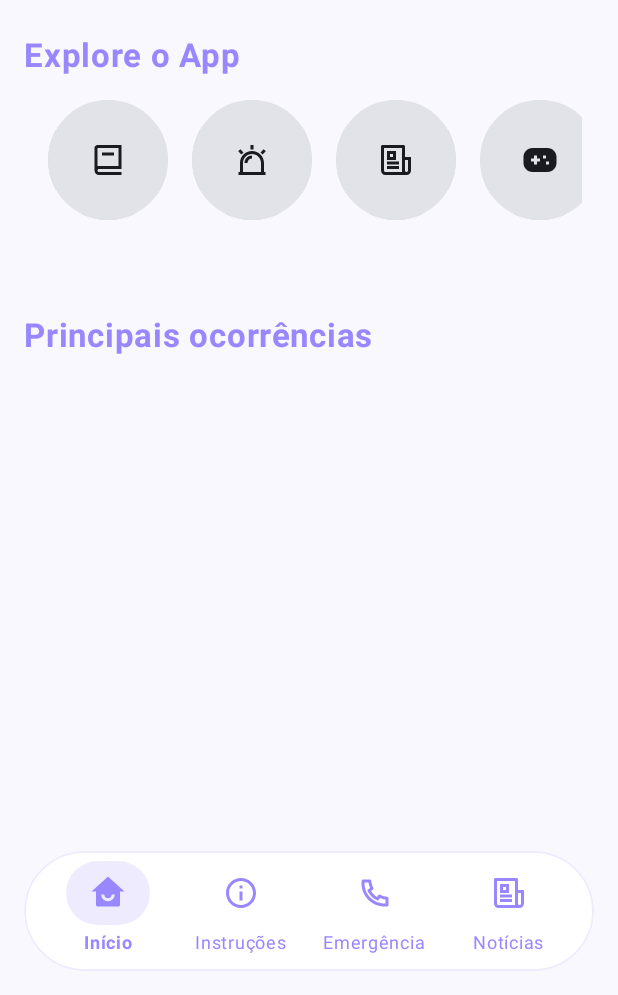
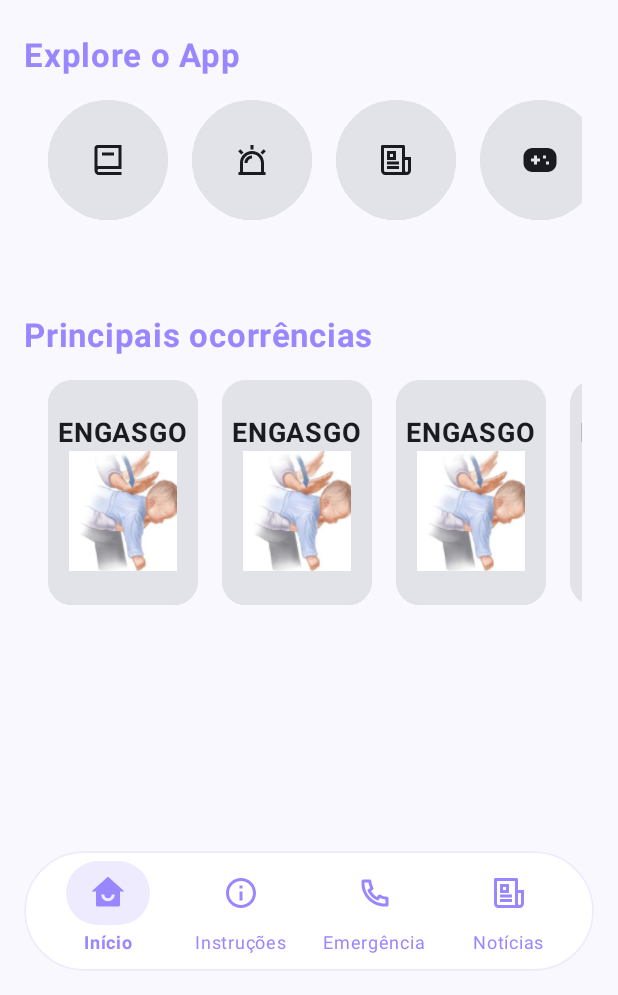
Before and after one commit to leandroroberto/kidsafeguard, an Android app built with Jetpack Compose: the screen it shows after launch (MainActivity), on a phone screen of 412 x 824 dp, the part 241-1236 px from its top. Run offline under Robolectric (Android 15) with nearby library versions, the phone set to English and light mode, and no system bars.

Commit message:
Criado a seção de principais ocorrências

```diff
--- a/app/src/main/java/com/leandrodev/kidsafeguardapp/data/model/CardPrimeirasOcorrencias.kt
+++ /dev/null
@@ -1,6 +0,0 @@
-package com.leandrodev.kidsafeguardapp.data.model
-
-data class CardPrimeirasOcorrencias(
-    val title: String,
-    val image: Int,
-)
--- /dev/null
+++ b/app/src/main/java/com/leandrodev/kidsafeguardapp/data/model/CardPrincipaisOcorrencias.kt
@@ -0,0 +1,8 @@
+package com.leandrodev.kidsafeguardapp.data.model
+
+import androidx.annotation.DrawableRes
+
+data class CardPrincipaisOcorrencias(
+    val title: String,
+    @DrawableRes val image: Int,
+)
--- /dev/null
+++ b/app/src/main/java/com/leandrodev/kidsafeguardapp/ui/components/CardPrincipaisOcorrenciasUI.kt
@@ -0,0 +1,50 @@
+package com.leandrodev.kidsafeguardapp.ui.components
+
+import androidx.compose.foundation.Image
+import androidx.compose.foundation.layout.Arrangement
+import androidx.compose.foundation.layout.Column
+import androidx.compose.foundation.layout.fillMaxSize
+import androidx.compose.foundation.layout.height
+import androidx.compose.foundation.layout.padding
+import androidx.compose.foundation.layout.size
+import androidx.compose.foundation.layout.width
+import androidx.compose.foundation.shape.RoundedCornerShape
+import androidx.compose.material3.Card
+import androidx.compose.material3.CardDefaults
+import androidx.compose.material3.Text
+import androidx.compose.runtime.Composable
+import androidx.compose.ui.Alignment
+import androidx.compose.ui.Modifier
+import androidx.compose.ui.draw.clip
+import androidx.compose.ui.res.painterResource
+import androidx.compose.ui.text.font.FontWeight
+import androidx.compose.ui.unit.dp
+import androidx.compose.ui.unit.sp
+import com.leandrodev.kidsafeguardapp.data.model.CardPrincipaisOcorrencias
+
+@Composable
+fun CardPrincipaisOcorrenciasUI(item: CardPrincipaisOcorrencias) {
+    Card(
+        modifier = Modifier
+            .padding(8.dp)
+            .width(100.dp)
+            .height(150.dp)
+            .clip(shape = RoundedCornerShape(16.dp)),
+        elevation = CardDefaults.elevatedCardElevation(
+            defaultElevation = 4.dp
+        )
+    ) {
+        Column(
+            modifier = Modifier
+                .fillMaxSize(),
+            verticalArrangement = Arrangement.Center,
+            horizontalAlignment = Alignment.CenterHorizontally
+        ) {
+            Text(text = item.title, fontWeight = FontWeight.Bold, fontSize = 18.sp)
+            Image(
+                modifier = Modifier
+                    .size(80.dp),
+                painter = painterResource(id = item.image), contentDescription = "imagem do card")
+        }
+    }
+}
--- /dev/null
+++ b/app/src/main/java/com/leandrodev/kidsafeguardapp/ui/components/LazyRowPrincipaisOcorrencias.kt
@@ -0,0 +1,20 @@
+package com.leandrodev.kidsafeguardapp.ui.components
+
+import androidx.compose.foundation.layout.padding
+import androidx.compose.foundation.lazy.LazyRow
+import androidx.compose.runtime.Composable
+import androidx.compose.ui.Modifier
+import androidx.compose.ui.unit.dp
+import com.leandrodev.kidsafeguardapp.data.model.CardPrincipaisOcorrencias
+
+@Composable
+fun LazyRowPrincipaisOcorrencias(items: List<CardPrincipaisOcorrencias>) {
+    LazyRow(
+        modifier = Modifier
+            .padding(8.dp)
+    ) {
+        items(items.size){
+            CardPrincipaisOcorrenciasUI(item = items[it])
+        }
+    }
+}
--- a/app/src/main/java/com/leandrodev/kidsafeguardapp/ui/screens/main/MainScreen.kt
+++ b/app/src/main/java/com/leandrodev/kidsafeguardapp/ui/screens/main/MainScreen.kt
@@ -15,7 +15,9 @@ import androidx.compose.ui.unit.dp
 import androidx.compose.ui.unit.sp
 import com.leandrodev.kidsafeguardapp.R
 import com.leandrodev.kidsafeguardapp.data.model.CardExploreApp
+import com.leandrodev.kidsafeguardapp.data.model.CardPrincipaisOcorrencias
 import com.leandrodev.kidsafeguardapp.ui.components.LazyRowExploreApp
+import com.leandrodev.kidsafeguardapp.ui.components.LazyRowPrincipaisOcorrencias
 import com.leandrodev.kidsafeguardapp.ui.theme.primaryColor
 
 @Composable
@@ -36,6 +38,33 @@ fun MainScreen() {
 
         CardExploreApp(
             icon = R.drawable.ic_game_fill
+        )
+    )
+
+    val itemsPrincipaisOcorrencias = listOf(
+        CardPrincipaisOcorrencias(
+            title = stringResource(id = R.string.engasgo),
+            image = R.drawable.engasgocrianca
+        ),
+
+        CardPrincipaisOcorrencias(
+            title = stringResource(id = R.string.engasgo),
+            image = R.drawable.engasgocrianca
+        ),
+
+        CardPrincipaisOcorrencias(
+            title = stringResource(id = R.string.engasgo),
+            image = R.drawable.engasgocrianca
+        ),
+
+        CardPrincipaisOcorrencias(
+            title = stringResource(id = R.string.engasgo),
+            image = R.drawable.engasgocrianca
+        ),
+
+        CardPrincipaisOcorrencias(
+            title = stringResource(id = R.string.engasgo),
+            image = R.drawable.engasgocrianca
         )
     )
 
@@ -86,6 +115,8 @@ fun MainScreen() {
                 color = primaryColor
             )
 
+            LazyRowPrincipaisOcorrencias(items = itemsPrincipaisOcorrencias)
+
         }
 
     }
--- a/app/src/main/res/values/strings.xml
+++ b/app/src/main/res/values/strings.xml
@@ -11,5 +11,6 @@
     <string name="explore_o_app">Explore o App</string>
     <string name="primeiros_cuidados">Primeiros cuidados</string>
     <string name="principais_ocorrencias">Principais ocorrências</string>
+    <string name="engasgo">ENGASGO</string>
 
 </resources>
```
Also changed, not shown: app/src/main/res/drawable/criancaafogando.png (added), app/src/main/res/drawable/criancadesmaiando.png (added), app/src/main/res/drawable/engasgocrianca.png (added), app/src/main/res/drawable/picadainsetocrianca.png (added), app/src/main/res/drawable/quedacrianca.png (added), app/src/main/res/drawable/queimaduracrianca.png (added).
